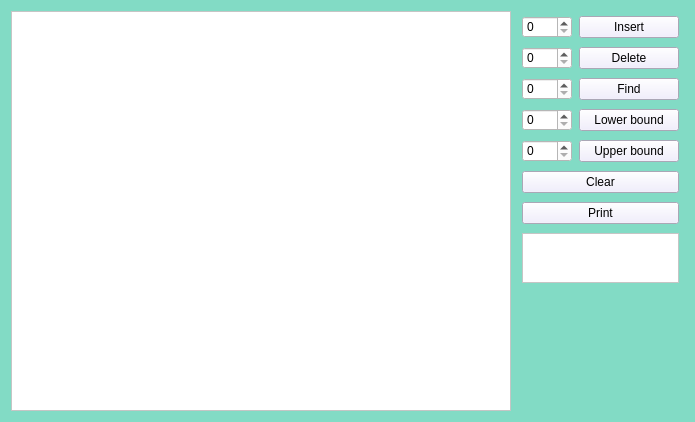
The window that widget.ui (Milorann/RBTree) describes before a commit, drawn with Qt 5.
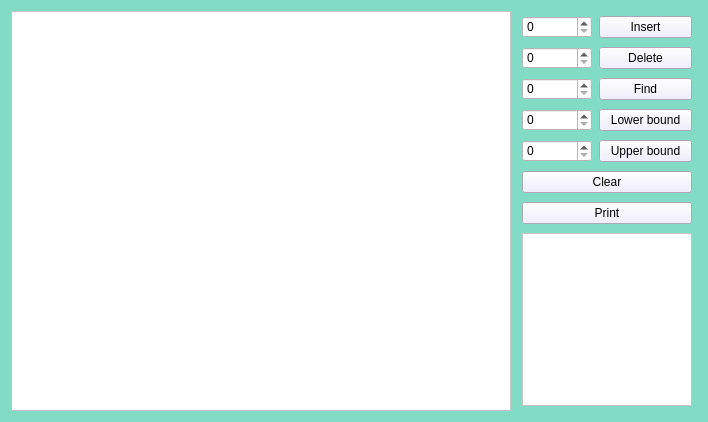
The same window after the commit.

```diff
--- a/widget.ui
+++ b/widget.ui
@@ -60,7 +60,10 @@
     </widget>
    </item>
    <item>
-    <layout class="QGridLayout" name="gridLayout" columnminimumwidth="50,100">
+    <layout class="QGridLayout" name="gridLayout">
+     <property name="sizeConstraint">
+      <enum>QLayout::SetDefaultConstraint</enum>
+     </property>
      <property name="leftMargin">
       <number>5</number>
      </property>
@@ -79,6 +82,54 @@
      <property name="verticalSpacing">
       <number>9</number>
      </property>
+     <item row="0" column="0">
+      <widget class="QSpinBox" name="spinBox_insert">
+       <property name="sizePolicy">
+        <sizepolicy hsizetype="Minimum" vsizetype="Fixed">
+         <horstretch>0</horstretch>
+         <verstretch>0</verstretch>
+        </sizepolicy>
+       </property>
+       <property name="maximumSize">
+        <size>
+         <width>70</width>
+         <height>16777215</height>
+        </size>
+       </property>
+       <property name="styleSheet">
+        <string notr="true">QSpinBox{
+	background-color: rgb(255, 255, 255);
+}</string>
+       </property>
+       <property name="maximum">
+        <number>100</number>
+       </property>
+      </widget>
+     </item>
+     <item row="3" column="1">
+      <widget class="QPushButton" name="pushButton_lowerBound">
+       <property name="styleSheet">
+        <string notr="true">QPushButton{
+	background-color: rgb(238, 234, 255);
+}</string>
+       </property>
+       <property name="text">
+        <string>Lower bound</string>
+       </property>
+      </widget>
+     </item>
+     <item row="4" column="1">
+      <widget class="QPushButton" name="pushButton_upperBound">
+       <property name="styleSheet">
+        <string notr="true">QPushButton{
+	background-color: rgb(238, 234, 255);
+}</string>
+       </property>
+       <property name="text">
+        <string>Upper bound</string>
+       </property>
+      </widget>
+     </item>
      <item row="1" column="1">
       <widget class="QPushButton" name="pushButton_delete">
        <property name="styleSheet">
@@ -91,8 +142,8 @@
        </property>
       </widget>
      </item>
-     <item row="2" column="0">
-      <widget class="QSpinBox" name="spinBox_find">
+     <item row="3" column="0">
+      <widget class="QSpinBox" name="spinBox_lowerBound">
        <property name="styleSheet">
         <string notr="true">QSpinBox{
 	background-color: rgb(255, 255, 255);
@@ -109,15 +160,27 @@
        </property>
       </widget>
      </item>
-     <item row="3" column="1">
-      <widget class="QPushButton" name="pushButton_lowerBound">
+     <item row="0" column="1">
+      <widget class="QPushButton" name="pushButton_insert">
+       <property name="autoFillBackground">
+        <bool>false</bool>
+       </property>
        <property name="styleSheet">
         <string notr="true">QPushButton{
 	background-color: rgb(238, 234, 255);
 }</string>
        </property>
        <property name="text">
-        <string>Lower bound</string>
+        <string>Insert</string>
+       </property>
+      </widget>
+     </item>
+     <item row="2" column="0">
+      <widget class="QSpinBox" name="spinBox_find">
+       <property name="styleSheet">
+        <string notr="true">QSpinBox{
+	background-color: rgb(255, 255, 255);
+}</string>
        </property>
       </widget>
      </item>
@@ -145,6 +208,15 @@
        </property>
       </widget>
      </item>
+     <item row="1" column="0">
+      <widget class="QSpinBox" name="spinBox_delete">
+       <property name="styleSheet">
+        <string notr="true">QSpinBox{
+	background-color: rgb(255, 255, 255);
+}</string>
+       </property>
+      </widget>
+     </item>
      <item row="5" column="0" colspan="2">
       <widget class="QPushButton" name="pushButton_clear">
        <property name="styleSheet">
@@ -157,87 +229,25 @@
        </property>
       </widget>
      </item>
-     <item row="0" column="0">
-      <widget class="QSpinBox" name="spinBox_insert">
-       <property name="styleSheet">
-        <string notr="true">QSpinBox{
-	background-color: rgb(255, 255, 255);
-}</string>
-       </property>
-       <property name="maximum">
-        <number>100</number>
-       </property>
-      </widget>
-     </item>
-     <item row="0" column="1">
-      <widget class="QPushButton" name="pushButton_insert">
-       <property name="autoFillBackground">
-        <bool>false</bool>
-       </property>
-       <property name="styleSheet">
-        <string notr="true">QPushButton{
-	background-color: rgb(238, 234, 255);
-}</string>
-       </property>
-       <property name="text">
-        <string>Insert</string>
-       </property>
-      </widget>
-     </item>
-     <item row="9" column="0" colspan="2" alignment="Qt::AlignTop">
-      <widget class="QLabel" name="printLabel">
+     <item row="9" column="0" colspan="2">
+      <widget class="QTextBrowser" name="textBrowser">
        <property name="sizePolicy">
-        <sizepolicy hsizetype="Preferred" vsizetype="Preferred">
+        <sizepolicy hsizetype="Fixed" vsizetype="Preferred">
          <horstretch>0</horstretch>
          <verstretch>0</verstretch>
         </sizepolicy>
        </property>
-       <property name="minimumSize">
+       <property name="maximumSize">
         <size>
-         <width>0</width>
-         <height>50</height>
+         <width>170</width>
+         <height>16777215</height>
         </size>
        </property>
-       <property name="styleSheet">
-        <string notr="true">QLabel{
-	background-color: rgb(255, 255, 255);
-}</string>
+       <property name="acceptDrops">
+        <bool>false</bool>
        </property>
-       <property name="frameShape">
-        <enum>QFrame::StyledPanel</enum>
-       </property>
-       <property name="text">
-        <string/>
-       </property>
-      </widget>
-     </item>
-     <item row="3" column="0">
-      <widget class="QSpinBox" name="spinBox_lowerBound">
        <property name="styleSheet">
-        <string notr="true">QSpinBox{
-	background-color: rgb(255, 255, 255);
-}</string>
-       </property>
-      </widget>
-     </item>
-     <item row="1" column="0">
-      <widget class="QSpinBox" name="spinBox_delete">
-       <property name="styleSheet">
-        <string notr="true">QSpinBox{
-	background-color: rgb(255, 255, 255);
-}</string>
-       </property>
-      </widget>
-     </item>
-     <item row="4" column="1">
-      <widget class="QPushButton" name="pushButton_upperBound">
-       <property name="styleSheet">
-        <string notr="true">QPushButton{
-	background-color: rgb(238, 234, 255);
-}</string>
-       </property>
-       <property name="text">
-        <string>Upper bound</string>
+        <string notr="true">background-color: rgb(255, 255, 255);</string>
        </property>
       </widget>
      </item>
```
